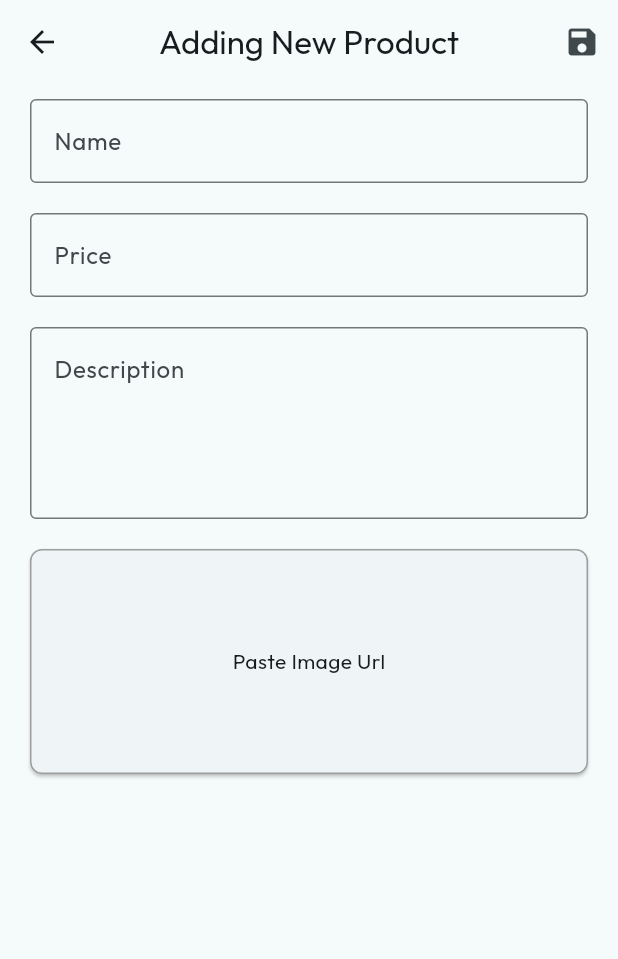
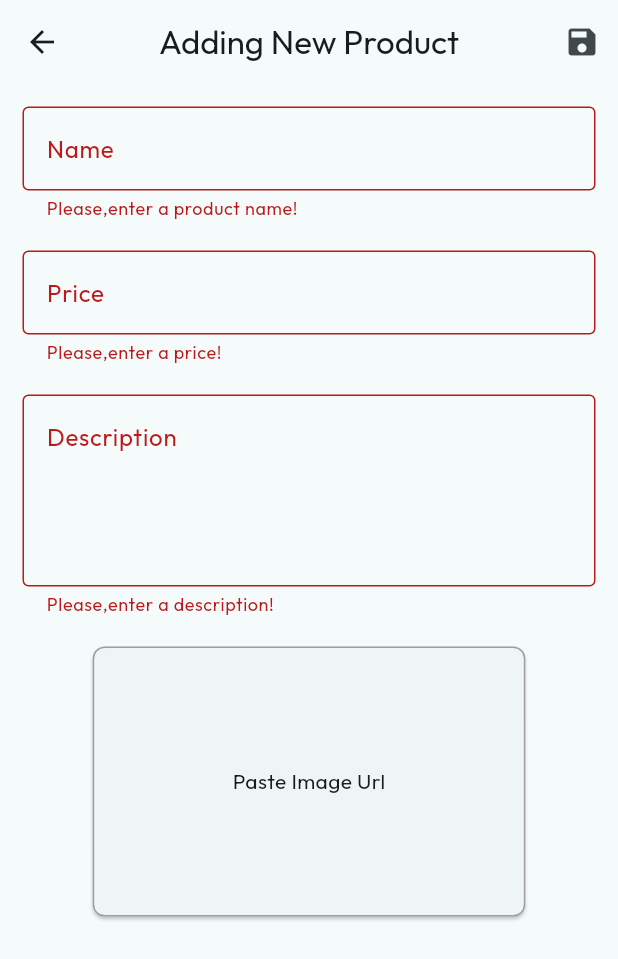
Before and after one commit to azimjaan21/kickio, a Flutter app: the AddProductScreen screen opened by its route, after a tap on the "save" icon, on a phone screen of 412 x 824 dp. Shown: the top 959 px of the screen. Run offline on Flutter 3.47's test engine with Material 2 defaults, Android fonts, the phone set to English and light mode, and no system bars; our stand-ins replace flutter_slidable, flutter_svg.

Commit message:
finished(Ad new product Screen >>>validations,form<<<<

```diff
--- a/kickio/lib/ui/screens/add_product_screen.dart
+++ b/kickio/lib/ui/screens/add_product_screen.dart
@@ -1,4 +1,5 @@
 import 'package:flutter/material.dart';
+import 'package:kickio/data/models/product.module.dart';
 
 class AddProductScreen extends StatefulWidget {
   const AddProductScreen({super.key});
@@ -10,6 +11,16 @@ class AddProductScreen extends StatefulWidget {
 
 class _AddProductScreenState extends State<AddProductScreen> {
   final _priceFocus = FocusNode();
+  final _fromKey = GlobalKey<FormState>();
+  final _imgFormKey = GlobalKey<FormState>();
+
+  var _productDetails = ShoesProduct(
+    id: '',
+    title: '',
+    imgUrl: '',
+    description: '',
+    price: 0.0,
+  );
 
   @override
   void dispose() {
@@ -22,11 +33,28 @@ class _AddProductScreenState extends State<AddProductScreen> {
       context: context,
       builder: (ctx) => AlertDialog(
         content: Form(
+          key: _imgFormKey,
           child: TextFormField(
+             validator: (value) {
+                    if (value == null || value.isEmpty) {
+                      return 'Please,enter a image url address!';
+                    }  else if (value.startsWith('https://')) {
+                      return 'Please,enter a correct image url address!';
+                    }
+                  },
             decoration: const InputDecoration(
               hintText: 'Image Url https://...',
               border: OutlineInputBorder(),
             ),
+            onSaved: (newValue) {
+              _productDetails = ShoesProduct(
+                id: '',
+                title: _productDetails.title,
+                imgUrl: newValue!,
+                description: _productDetails.description,
+                price: _productDetails.price,
+              );
+            },
           ),
         ),
         actions: [
@@ -39,12 +67,32 @@ class _AddProductScreenState extends State<AddProductScreen> {
                 backgroundColor: MaterialStatePropertyAll(
               Color(0xFF47E0A0),
             )),
-            onPressed: () {},
+            onPressed: imgUrlSave,
             child: const Text("Save"),
           ),
         ],
       ),
     );
+  }
+
+  void saveForm() {
+    bool isValid = _fromKey.currentState!.validate();
+    if (isValid) {
+      _fromKey.currentState!.save();
+      print(_productDetails.title);
+      print(_productDetails.price);
+      print(_productDetails.description);
+      print(_productDetails.imgUrl);
+    }
+  }
+
+  void imgUrlSave() {
+    bool isimgValid = _imgFormKey.currentState!.validate();
+   if(isimgValid){
+     _imgFormKey.currentState!.save();
+    setState(() {});
+    Navigator.of(context).pop();
+   }
   }
 
   @override
@@ -55,60 +103,119 @@ class _AddProductScreenState extends State<AddProductScreen> {
         centerTitle: true,
         actions: [
           IconButton(
-            onPressed: () {},
+            onPressed: saveForm,
             icon: const Icon(Icons.save),
           ),
         ],
       ),
-      body: Padding(
-        padding: const EdgeInsets.symmetric(vertical: 10.0, horizontal: 20),
+      body: GestureDetector(
+        onTap: () => FocusScope.of(context).unfocus(),
         child: Form(
+          key: _fromKey,
           child: SingleChildScrollView(
+            padding: const EdgeInsets.all(15),
             child: Column(
               children: [
                 TextFormField(
+                  validator: (value) {
+                    if (value == null || value.isEmpty) {
+                      return 'Please,enter a product name!';
+                    }
+                    return null;
+                  },
                   onFieldSubmitted: (_) =>
                       FocusScope.of(context).requestFocus(_priceFocus),
                   decoration: const InputDecoration(
                     labelText: 'Name',
                     border: OutlineInputBorder(),
                   ),
+                  onSaved: (newValue) {
+                    _productDetails = ShoesProduct(
+                      id: '',
+                      title: newValue!,
+                      imgUrl: _productDetails.imgUrl,
+                      description: _productDetails.description,
+                      price: _productDetails.price,
+                    );
+                  },
                 ),
                 const SizedBox(height: 20),
                 TextFormField(
+                  validator: (value) {
+                    if (value == null || value.isEmpty) {
+                      return 'Please,enter a price!';
+                    } else if (double.tryParse(value) == null) {
+                      return 'Please,enter only numbers!';
+                    } else if (double.parse(value) <= 0) {
+                      return 'Please,enter a correct price!';
+                    }
+                  },
                   decoration: const InputDecoration(
                     labelText: 'Price',
                     border: OutlineInputBorder(),
                   ),
-                  focusNode: _priceFocus,
+                  // focusNode: _priceFocus,
                   keyboardType: TextInputType.number,
                   textInputAction: TextInputAction.next,
+                  onSaved: (newValue) {
+                    _productDetails = ShoesProduct(
+                      id: '',
+                      title: _productDetails.title,
+                      imgUrl: _productDetails.imgUrl,
+                      description: _productDetails.description,
+                      price: double.parse(newValue!),
+                    );
+                  },
                 ),
                 const SizedBox(height: 20),
                 TextFormField(
+                  validator: (value) {
+                    if (value == null || value.isEmpty) {
+                      return 'Please,enter a description!';
+                    } else if (value.length < 20) {
+                      return 'Please,enter at least 20 words!';
+                    }
+                  },
                   decoration: const InputDecoration(
                     labelText: 'Description',
                     alignLabelWithHint: true,
                     border: OutlineInputBorder(),
                   ),
                   maxLines: 4,
+                  onSaved: (newValue) {
+                    _productDetails = ShoesProduct(
+                      id: '',
+                      title: _productDetails.title,
+                      imgUrl: _productDetails.imgUrl,
+                      description: newValue!,
+                      price: _productDetails.price,
+                    );
+                  },
                 ),
                 const SizedBox(height: 20),
                 InkWell(
                   onTap: () => showUrlDialog(context),
                   borderRadius: BorderRadius.circular(8),
-                  child: const Card(
+                  child: Card(
                     margin: EdgeInsets.zero,
-                    shape: RoundedRectangleBorder(
+                    shape: const RoundedRectangleBorder(
                       borderRadius: BorderRadius.all(Radius.circular(8)),
                       side: BorderSide(color: Colors.grey, width: 1),
                     ),
                     child: SizedBox(
-                      width: double.infinity,
-                      height: 150,
-                      child: Center(
-                        child: Text('Paste Image Url'),
-                      ),
+                      width: MediaQuery.sizeOf(context).width * 0.7,
+                      height: 180,
+                      child: _productDetails.imgUrl.isEmpty
+                          ? const Center(
+                              child: Text('Paste Image Url'),
+                            )
+                          : ClipRRect(
+                              borderRadius: BorderRadius.circular(8),
+                              child: Image.network(
+                                _productDetails.imgUrl,
+                                fit: BoxFit.cover,
+                              ),
+                            ),
                     ),
                   ),
                 ),
```
